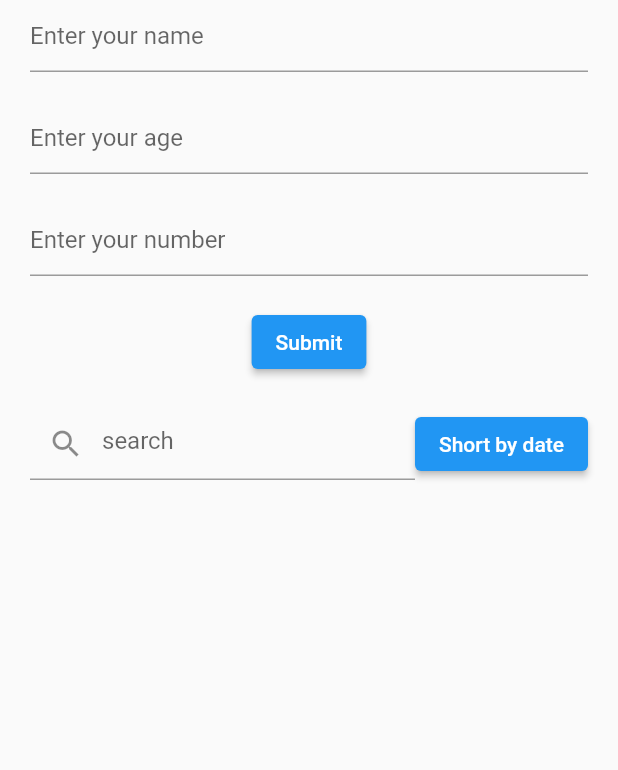
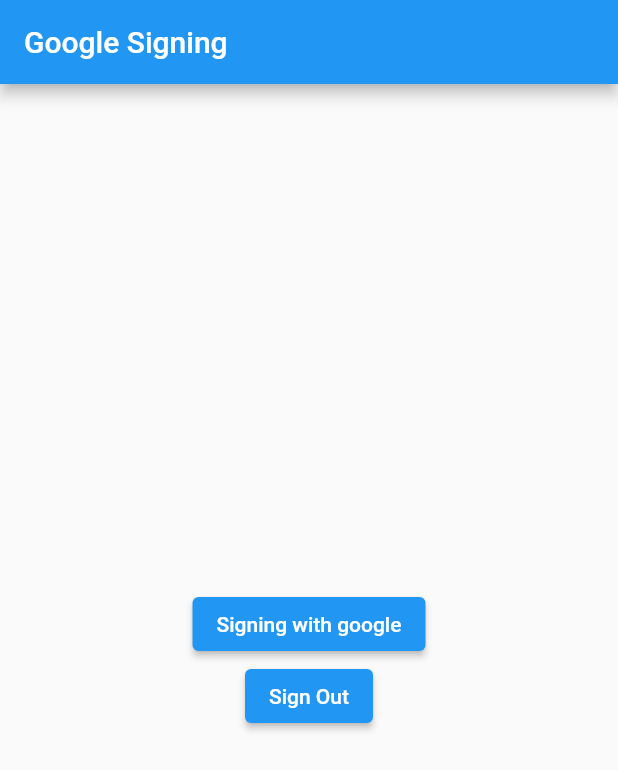
Before and after one commit to Dobariyakishan/firebase_login, a Flutter app: the screen it shows after launch, on a phone screen of 412 x 824 dp. Shown: the top 770 px of the screen. Run offline on Flutter 3.47's test engine with Material 2 defaults, Android fonts, the phone set to English and light mode, and no system bars; our stand-ins replace cloud_firestore, file_picker, firebase_auth, firebase_core, firebase_storage, google_sign_in; accounts and stored records are empty.

```diff
--- /dev/null
+++ b/lib/firebase_functions/google_authentication.dart
@@ -0,0 +1,94 @@
+import 'package:firebase_auth/firebase_auth.dart';
+import 'package:flutter/material.dart';
+import 'package:google_sign_in/google_sign_in.dart';
+
+class GoogleAuthentication extends StatefulWidget {
+  const GoogleAuthentication({Key? key}) : super(key: key);
+
+
+  @override
+  State<GoogleAuthentication> createState() => _GoogleAuthenticationState();
+}
+
+class _GoogleAuthenticationState extends State<GoogleAuthentication> {
+  FirebaseAuth auth = FirebaseAuth.instance;
+  final GoogleSignIn _googleSignIn = GoogleSignIn();
+
+
+  bool isVisible = false;
+
+  @override
+  Widget build(BuildContext context) {
+    return Scaffold(
+      appBar: AppBar(
+        title: const Text('Google Signing'),
+      ),
+      body: Center(
+        child: Column(
+          mainAxisAlignment: MainAxisAlignment.center,
+          children: <Widget>[
+            ElevatedButton(
+                onPressed: () async {
+                  signInWithGoogle();
+                },
+                child: const Text('Signing with google')),
+            ElevatedButton(
+                onPressed: () async {
+                  signOutFromGoogle();
+                },
+                child: const Text('Sign Out'))
+          ],
+        ),
+      ), // This trailing comma makes auto-formatting nicer for build methods.
+    );
+  }
+
+  Future<String?> signInWithGoogle() async {
+    try {
+      final GoogleSignInAccount? googleSignInAccount =
+          await _googleSignIn.signIn();
+      final GoogleSignInAuthentication googleSignInAuthentication =
+          await googleSignInAccount!.authentication;
+      final AuthCredential credential = GoogleAuthProvider.credential(
+        accessToken: googleSignInAuthentication.accessToken,
+        idToken: googleSignInAuthentication.idToken,
+      );
+      await auth.signInWithCredential(credential).then((value) async {
+        if (value.user != null) {
+          ScaffoldMessenger.of(context).showSnackBar(
+            const SnackBar(content: Text('Signing Successful'),backgroundColor: Colors.green,
+            ),
+          );
+          // Scaffold.of(context).showSnackBar(SnackBar(
+          //   content: const Text('Signing Successful'),
+          //   duration: const Duration(seconds: 1),
+          //  backgroundColor: Colors.green,
+          // ));
+          print('Signing Successful');
+        } else {
+          ScaffoldMessenger.of(context).showSnackBar(
+            const SnackBar(content: Text('Something went wrong'),backgroundColor: Colors.red,
+            ),
+          );
+
+          print('Something went wrong');
+        }
+      });
+      // Navigator.pushNamedAndRemoveUntil(context, Constants.homeNavigate, (route) => false);
+    } on FirebaseAuthException catch (e) {
+      print(e.message);
+      throw e;
+    }
+    return null;
+  }
+
+  Future<void> signOutFromGoogle() async {
+    await _googleSignIn.signOut();
+    await auth.signOut();
+    ScaffoldMessenger.of(context).showSnackBar(
+      const SnackBar(content: Text('Sign Out'),backgroundColor: Colors.red,
+      ),
+    );
+
+  }
+}
--- a/lib/sendImage_fetchImage.dart
+++ b/lib/firebase_functions/sendImage_fetchImage.dart
@@ -1,7 +1,7 @@
 import 'dart:developer';
 import 'dart:io';
 import 'package:file_picker/file_picker.dart';
-import 'package:firebase_login/image_storge_service.dart';
+import 'package:firebase_login/firebase_functions/image_storge_service.dart';
 import 'package:flutter/material.dart';
 
 class SendImageFetchImage extends StatefulWidget {
--- a/lib/main.dart
+++ b/lib/main.dart
@@ -1,11 +1,8 @@
 import 'dart:async';
 
-import 'package:firebase_auth/firebase_auth.dart';
 import 'package:firebase_core/firebase_core.dart';
-import 'package:firebase_login/sendImage_fetchImage.dart';
-import 'package:firebase_login/sendData_readData_firebase.dart';
+import 'package:firebase_login/firebase_functions/google_authentication.dart';
 import 'package:flutter/material.dart';
-import 'package:sms_otp_auto_verify/sms_otp_auto_verify.dart';
 
 
  Future <void> main() async{
@@ -25,7 +22,7 @@
       theme: ThemeData(
         primarySwatch: Colors.blue,
       ),
-      home: const SendDataFirebase(),
+      home:  GoogleAuthentication(),
     );
   }
 }
--- a/pubspec.yaml
+++ b/pubspec.yaml
@@ -39,6 +39,8 @@
   cloud_firestore: ^3.4.1
   firebase_storage: ^10.3.3
   file_picker: ^5.0.0
+  # google signing
+  google_sign_in: ^5.4.0
   sms_autofill: ^2.2.0
   sms_otp_auto_verify: ^2.1.0
   flutter_sms_inbox: ^1.0.1
```
Also changed, not shown: lib/firebase_functions/autofill.dart (renamed from lib/autofill.dart), lib/firebase_functions/image_storge_service.dart (renamed from lib/image_storge_service.dart), lib/firebase_functions/phone_authentication.dart (renamed from lib/phone_authentication.dart), lib/firebase_functions/sendData_readData_firebase.dart (renamed from lib/sendData_readData_firebase.dart), pubspec.lock, 1 other file.
